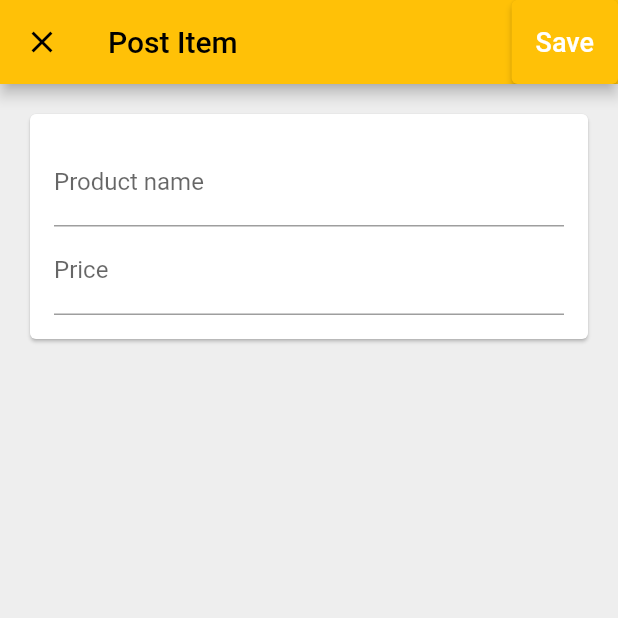
After one commit to johnberang12/muraita, a Flutter app: the ListingsPage screen opened directly, after a tap on the "add" icon, on a phone screen of 412 x 824 dp, the top half of it. The commit adds this screen. Run offline on Flutter 3.47's test engine with Material 2 defaults, Android fonts, the phone set to English and light mode, and no system bars; our stand-ins replace cloud_firestore, country_code_picker, firebase_auth, firebase_core; accounts and stored records are empty.

Commit message:
implement adding and editing listings

```diff
--- /dev/null
+++ b/lib/app/home/listings/add_edit_listing_page.dart
@@ -0,0 +1,140 @@
+import 'package:cloud_firestore/cloud_firestore.dart';
+import 'package:flutter/material.dart';
+import 'package:muraita_apps/common_widgets/exception_alert_dialog.dart';
+import 'package:provider/provider.dart';
+
+import '../../../services/database.dart';
+import '../models/listing.dart';
+
+class AddEditListingPage extends StatefulWidget {
+  const AddEditListingPage({Key? key, required this.database, this.listing}) : super(key: key);
+  final Database database;
+  final Listing? listing;
+
+  static Future<void> show(BuildContext context, {Listing? listing}) async {
+    final database = Provider.of<Database>(context, listen: false);
+    await Navigator.of(context).push(
+      MaterialPageRoute(
+        builder: (context) => AddEditListingPage(database: database, listing: listing,),
+        fullscreenDialog: true,
+      )
+    );
+  }
+
+  @override
+  State<AddEditListingPage> createState() => _AddEditListingPageState();
+}
+
+class _AddEditListingPageState extends State<AddEditListingPage> {
+  final _formKey = GlobalKey<FormState>();
+
+  late String _name = '';
+   late int? _price = null;
+
+
+   @override
+   void initState(){
+     super.initState();
+     if(widget.listing != null) {
+     _name = widget.listing!.name;
+     _price = widget.listing!.price;
+     }
+  }
+
+  bool _validateAndSaveForm(){
+    final form = _formKey.currentState;
+    if(form!.validate()){
+      form.save();
+      print('validate true');
+      ///TODO: implement snackBar to notify user if saved or not.
+      ///Add focus node and loading functionalities.
+      return true;
+
+    }
+    print('validate false');
+    return false;
+  }
+
+  Future<void> _submit() async {
+    if(_validateAndSaveForm()){
+      try{
+        final id = widget.listing?.id ?? documentIdFromCurrentDate();
+        final listing = Listing(id: id, name: _name, price: _price);
+        print(_name);
+        print(_price);
+        await widget.database.setListing(listing);
+        Navigator.pop(context);
+      } on FirebaseException catch(e){
+        showExceptionAlertDialog(
+            context,
+            title: 'Operation failed',
+            exception: e
+        );
+      }
+
+    }
+  }
+
+
+  @override
+  Widget build(BuildContext context) {
+    return Scaffold(
+      appBar: AppBar(
+        title:  Text(widget.listing == null ? 'Post Item' : 'Edit Item'),
+        actions: <Widget>[
+          ElevatedButton(
+              onPressed: _submit,
+              child: const Text('Save', style: TextStyle(fontSize: 18, color:  Colors.white),)
+          ),
+        ],
+      ),
+      body: _buildContents(),
+      backgroundColor: Colors.grey[200],
+    );
+  }
+
+  Widget _buildContents(){
+    return SingleChildScrollView(
+      child: Padding(
+        padding: const EdgeInsets.all(16.0),
+        child: Card(
+          child: Padding(
+            padding: const EdgeInsets.all(16.0),
+            child: _buildForm(),
+          ),
+        ),
+      ),
+    );
+  }
+
+  Widget _buildForm(){
+    return Form(
+      key: _formKey,
+      child: Column(
+        crossAxisAlignment: CrossAxisAlignment.stretch,
+        children: _buildFormChildren(),
+      ),
+    );
+  }
+
+  List<Widget> _buildFormChildren(){
+    return [
+      TextFormField(
+        decoration: const InputDecoration(labelText: 'Product name'),
+        initialValue: _name,
+        validator: (value) => value != null ? null : 'Name can\'t be empty',
+        onSaved: (value) => _name = value!,
+      ),
+      TextFormField(
+          decoration: const InputDecoration(labelText: 'Price'),
+        initialValue: widget.listing != null ? _price.toString() : null,
+        keyboardType: const TextInputType.numberWithOptions(
+          signed: false,
+          decimal: false,
+        ),
+        onSaved: (value) => _price = int.tryParse(value!)!,
+      ),
+    ];
+  }
+
+}
--- /dev/null
+++ b/lib/app/home/listings/listings_page.dart
@@ -0,0 +1,105 @@
+import 'package:cloud_firestore/cloud_firestore.dart';
+import 'package:flutter/material.dart';
+import 'package:muraita_apps/app/home/listings/add_edit_listing_page.dart';
+import 'package:muraita_apps/app/home/listings/product_list_tile.dart';
+import 'package:muraita_apps/app/home/models/listing.dart';
+import 'package:muraita_apps/common_widgets/alert_dialog.dart';
+import 'package:muraita_apps/common_widgets/exception_alert_dialog.dart';
+import 'package:provider/provider.dart';
+import '../../../services/auth.dart';
+import '../../../services/database.dart';
+
+
+
+class ListingsPage extends StatelessWidget {
+  ListingsPage( {Key? key}) : super(key: key);
+
+
+  _signOut(BuildContext context)async{
+    try{
+      final auth = Provider.of<AuthBase>(context, listen: false);
+     await auth.signOut();
+
+    } catch(e) {
+      print(e);
+    }
+  }
+
+  Future<void> _confirmSignOut(BuildContext context) async {
+    final didRequestSignOut = await showAlertDialog(
+        context,
+        title: 'Logout',
+        content: 'Are you sure you want to logout?',
+        cancelActionText: 'Cancel',
+        defaultActionText: 'Logout',
+    );
+    if(didRequestSignOut == true){
+      _signOut(context);
+    }
+  }
+
+
+  // Future<void> _addListing(BuildContext context) async {
+  //   try{
+  //     final database = Provider.of<Database>(context, listen: false);
+  //     await  database.addListing(Listing(name: 'car', price: 1500));
+  //   } on FirebaseException catch(e) {
+  //     showExceptionAlertDialog(
+  //         context,
+  //         title: 'Operation failed',
+  //         exception: e
+  //     );
+  //   }
+  // }
+
+  Widget _buildContent(BuildContext context) {
+    final database = Provider.of<Database>(context, listen: false);
+    return StreamBuilder<Iterable<Listing?>>(
+      stream: database.listingsStream(),
+        builder: (context,  AsyncSnapshot<dynamic> snapshot) {
+        if(snapshot.hasData) {
+          final listings = snapshot.data;
+          print('snapshot data is => ${snapshot.data}');
+          final children = listings.map<Widget>((listing) =>
+              ProductListTile(
+              listing: listing,
+              onTap: () => AddEditListingPage.show(context, listing: listing)
+              )).toList();
+          return ListView(children: children,);
+        }
+        if(snapshot.hasError){
+          return const Center(child: Text('Error fetching data'),);
+        }
+        return const Center(child: CircularProgressIndicator(),);
+        }
+    );
+  }
+
+  @override
+  Widget build(BuildContext context) {
+    final auth = Provider.of<AuthBase>(context, listen: false);
+  print('entered listings page');
+  print('this user is ${auth.currentUser?.displayName}');
+    return Scaffold(
+      appBar: AppBar(
+        title: Text('Home Page'),
+        actions: [
+          TextButton(
+            onPressed: () => _confirmSignOut(context),
+            child: const Text('Log out', style: TextStyle(
+              color: Colors.white,
+            ),),
+          ),
+        ],
+      ),
+      body: _buildContent(context),
+      floatingActionButton: FloatingActionButton(
+        onPressed: ()=> AddEditListingPage.show(context),
+        child: const Icon(Icons.add),
+      ),
+    );
+  }
+
+
+
+}
--- /dev/null
+++ b/lib/app/home/models/listing.dart
@@ -0,0 +1,30 @@
+
+class Listing {
+  Listing({required this.id, required this.name, required this.price});
+  final String id;
+  final String name;
+  final int? price;
+
+
+  ////originally factory
+    static Listing? fromMap(Map<String, dynamic>? data, String documentId){
+    if(data == null) {
+      return null;
+  }
+    final String name = data['name'];
+    final int price = data['price'];
+    return Listing(
+      id: documentId,
+      name: name,
+      price: price,
+    );
+  }
+
+  Map<String, dynamic> toMap(){
+    return {
+      'name': name,
+      'price': price,
+    };
+  }
+
+}
--- a/lib/app/sign_in/signin_bloc.dart
+++ b/lib/app/sign_in/signin_bloc.dart
@@ -4,7 +4,7 @@ import 'package:firebase_auth/firebase_auth.dart';
 import 'package:flutter/material.dart';
 import '../../common_widgets/exception_alert_dialog.dart';
 import '../../services/auth.dart';
-import '../home/all_products_page.dart';
+import '../home/listings/listings_page.dart';
 import 'name_registration.dart';
 
 class SignInBloc {
@@ -149,7 +149,7 @@ class SignInBloc {
         return Navigator.pushAndRemoveUntil(
             context,
             MaterialPageRoute(
-                builder: (context) => AllProductsPage()),
+                builder: (context) => ListingsPage()),
                 (Route<dynamic> route) => false);
       }
     }  catch(e) {
--- a/lib/common_widgets/exception_alert_dialog.dart
+++ b/lib/common_widgets/exception_alert_dialog.dart
@@ -9,8 +9,7 @@ Future<void>? showExceptionAlertDialog(
     BuildContext context, {
       required String title,
       required Exception exception,
-}
-    ) => showAlertDialog(
+}) => showAlertDialog(
   context,
   title: title,
   content: _message(exception),
--- a/lib/services/api_path.dart
+++ b/lib/services/api_path.dart
@@ -1,4 +1,5 @@
 
 class APIPath {
-  static String product(String uid, String productId) => '/users/$uid/products/$productId';
+  static String listing(String uid, String listingId) => '/users/$uid/listings/$listingId';
+  static String listings(String uid) => 'users/$uid/listings';
 }
--- /dev/null
+++ b/lib/services/firestore_services.dart
@@ -0,0 +1,26 @@
+
+import 'package:cloud_firestore/cloud_firestore.dart';
+
+class FirestoreService {
+  FirestoreService._();
+  static final instance = FirestoreService._();
+
+  Future<void> setData({String? path, Map<String, dynamic>? data}) async {
+    print('set Data');
+    final reference = FirebaseFirestore.instance.doc(path!);
+    print('$path: $data');
+    await reference.set(data!);
+  }
+
+
+  Stream<Iterable<T>> collectionStream<T>({
+    required String path,
+    required T Function(Map<String, dynamic> data, String documentId) builder,
+  }){
+    final reference = FirebaseFirestore.instance.collection(path);
+    final snapshots = reference.snapshots();
+    return snapshots.map((snapshot) => snapshot.docs.map(
+          (snapshot) => builder(snapshot.data(), snapshot.id),
+    ));
+  }
+}
```
Also changed, not shown: lib/app/home/all_products_page.dart (deleted, +0 -76 lines), lib/app/home/listings/product_list_tile.dart (added, +18 -0 lines), lib/app/home/models/product.dart (deleted, +0 -14 lines), lib/services/database.dart (+23 -10 lines), lib/src/landing_page.dart (+7 -10 lines), 1 other file.
